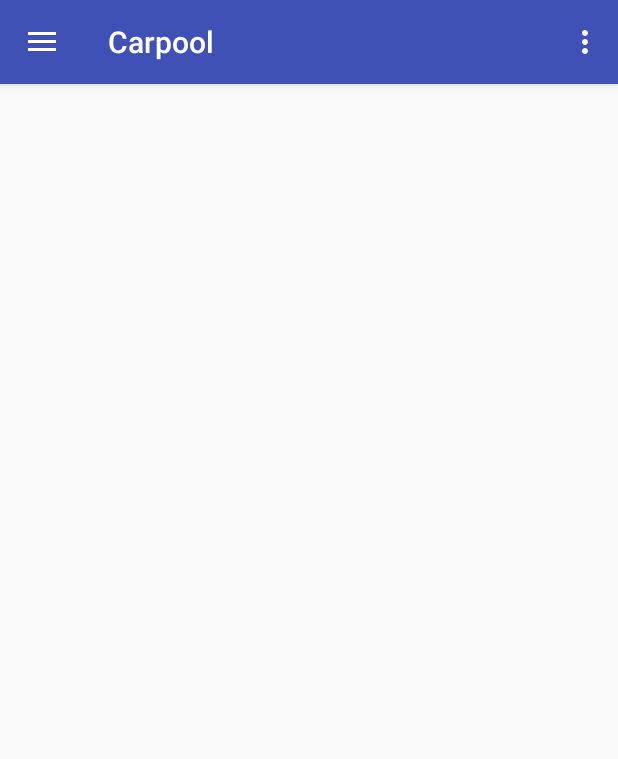
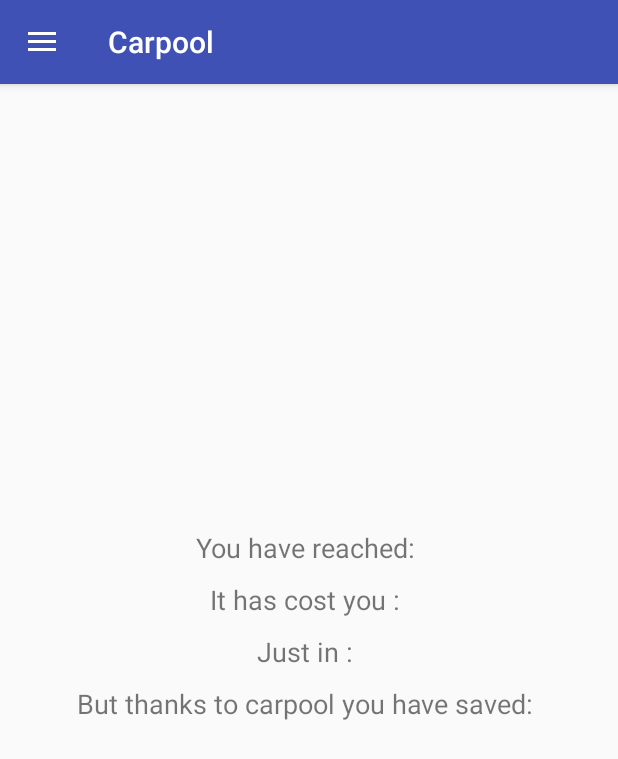
Before and after one commit to vladabraha/Carpool, an Android app: the screen it shows after launch once a user with an empty profile is signed in (Dashboard), on a phone screen of 412 x 824 dp. Shown: the top 759 px of the screen. Run offline under Robolectric (Android 15) with nearby library versions, the light colour scheme and no system bars; our stand-ins replace Firebase (no records; nobody signed in at launch, a user with empty details on screens opened directly); libraries missing offline, so code that uses them is left out: com.firebase.ui.

Commit message:
Added statistic and icons

```diff
--- a/app/src/main/java/cz/uhk/fim/brahavl1/carpoolv4/Activities/Dashboard.java
+++ b/app/src/main/java/cz/uhk/fim/brahavl1/carpoolv4/Activities/Dashboard.java
@@ -11,39 +11,71 @@ import android.widget.Toast;
 
 import com.google.firebase.auth.FirebaseAuth;
 import com.google.firebase.auth.FirebaseUser;
+import com.google.firebase.database.DataSnapshot;
+import com.google.firebase.database.DatabaseError;
+import com.google.firebase.database.DatabaseReference;
+import com.google.firebase.database.FirebaseDatabase;
+import com.google.firebase.database.ValueEventListener;
 
 import java.util.ArrayList;
 
+import cz.uhk.fim.brahavl1.carpoolv4.Adapter.CarManageRecyclerViewAdapter;
+import cz.uhk.fim.brahavl1.carpoolv4.Adapter.RideOverviewRecyclerViewAdapter;
+import cz.uhk.fim.brahavl1.carpoolv4.Model.Car;
 import cz.uhk.fim.brahavl1.carpoolv4.Model.DatabaseConnector;
 import cz.uhk.fim.brahavl1.carpoolv4.Model.LocationModel;
 import cz.uhk.fim.brahavl1.carpoolv4.Model.Passenger;
+import cz.uhk.fim.brahavl1.carpoolv4.Model.Ride;
 import cz.uhk.fim.brahavl1.carpoolv4.R;
 
 public class Dashboard extends NavigationDrawer{
 
-    private Button btnCarProfile;
-    private Button btnDebtSettlement;
-    private Button btnStartCarpool;
-    private Button btnManageProfiles;
-    private Button btnRides;
-    private Button btnLogOut;
-    private int resultCode2 = 1;
-    private int resultCodeChoosePassengers = 2;
+//    private Button btnCarProfile;
+//    private Button btnDebtSettlement;
+//    private Button btnStartCarpool;
+//    private Button btnManageProfiles;
+//    private Button btnRides;
+//    private Button btnLogOut;
+//    private int resultCode2 = 1;
+//    private int resultCodeChoosePassengers = 2;
+//
+//    private String fuelPrice;
+//
+//    private DatabaseConnector databaseConnector;
+//    private ArrayList<Passenger> passengerList;
+//    private String fuelConsuption;
 
-    private String fuelPrice;
+    private DatabaseReference myRef;
+    private String userID;
+    private FirebaseUser currentFirebaseUser;
 
-    private DatabaseConnector databaseConnector;
-    private ArrayList<Passenger> passengerList;
-    private String fuelConsuption;
+    private TextView textviewReachedKilometres;
+    private TextView textviewTotalPrice;
+    private TextView textviewTotalTime;
+    private TextView textviewSavedMoney;
 
+    private ArrayList<Ride> listRide = new ArrayList<>();
 
+    private double totalKilometres = 0;
+    private double totalPrice = 0;
+    private double totalTime = 0;
+    private double totalSavedMoney = 0;
 
-
-    @Override
     protected void onCreate(Bundle savedInstanceState) {
         super.onCreate(savedInstanceState);
+        getLayoutInflater().inflate(R.layout.activity_dashboard, frameLayout);
 
-        getLayoutInflater().inflate(R.layout.activity_dashboard, frameLayout);
+        currentFirebaseUser = FirebaseAuth.getInstance().getCurrentUser();
+        userID = currentFirebaseUser.getUid();
+
+        textviewReachedKilometres = findViewById(R.id.textviewReachedKilometres);
+        textviewTotalPrice = findViewById(R.id.textviewTotalPrice);
+        textviewTotalTime = findViewById(R.id.textviewTotalTime);
+        textviewSavedMoney = findViewById(R.id.textviewSavedMoney);
+
+        getAllRidesFromDatabase();
+
+    }
 
 //        databaseConnector = new DatabaseConnector();
 //        databaseConnector.initializePassengerList();
@@ -117,11 +149,82 @@ public class Dashboard extends NavigationDrawer{
 //            }
 //        });
 
+    private ArrayList<Ride> getAllRidesFromDatabase() {
+        myRef = FirebaseDatabase.getInstance().getReference("user")
+                .child(userID).child("Ride");
+
+
+        ValueEventListener postListener = new ValueEventListener() {
+            @Override
+            public void onDataChange(DataSnapshot dataSnapshot) {
+                // Get Post object and use the values to update the UI
+                listRide.clear();
+                for (DataSnapshot postSnapshot: dataSnapshot.getChildren()) {
+
+                    Ride rides = postSnapshot.getValue(Ride.class);
+                    listRide.add(rides);
+
+                }
+                generateStatistic();
+            }
+
+            @Override
+            public void onCancelled(DatabaseError databaseError) {
+                // Getting Post failed, log a message
+                // showText("nejde");
+                // ...
+            }
+        };
+        myRef.addValueEventListener(postListener);
+        return listRide;
+    }
+
+    private void generateStatistic() {
+        if (!listRide.isEmpty()){
+            totalKilometres = 0;
+            totalPrice = 0;
+            totalTime = 0;
+            totalSavedMoney = 0;
+            int numberOfPassengers = 1;
+            for(Ride ride : listRide){
+                totalKilometres = totalKilometres + Double.valueOf(ride.getDistance());
+                totalPrice = totalPrice + Double.valueOf(ride.getPrice());
+                totalTime = totalTime + Double.valueOf(ride.getRideTime());
+                numberOfPassengers = ride.getPassengers().size();
+                totalSavedMoney = totalSavedMoney + (Double.valueOf(ride.getPrice()) / numberOfPassengers);
+            }
+            setNewTitles();
+        }
+    }
+
+    private void setNewTitles() {
+
+        if(totalKilometres < 1000){
+            textviewReachedKilometres.setText(String.format("%.2f", totalKilometres) + " metres");
+        }else{
+            totalKilometres = totalKilometres / 1000;
+            textviewReachedKilometres.setText(String.format("%.2f", totalKilometres) + " kilometres");
+        }
+        textviewSavedMoney.setText(String.format("%.2f", totalSavedMoney));
+        textviewTotalPrice.setText(String.format("%.2f", totalPrice));
+        if (totalTime < 60){
+            textviewTotalTime.setText(String.valueOf(totalTime) + " seconds");
+        }else if (totalTime > 60 && totalTime < 3600){
+            totalTime = totalTime / 60;
+            textviewTotalTime.setText(String.valueOf(totalTime) + " minutes");
+        }else if (totalTime > 3600 && totalTime < 86400){
+            totalTime = totalTime / 86400;
+            textviewTotalTime.setText(String.valueOf(totalTime) + " days");
+        }
 
     }
 
+
+
     @Override
     protected void onActivityResult(int requestCode, int resultCode, Intent data) {
+
+
 //        //super.onActivityResult(requestCode, resultCode, data);
 //
 //        //tady budu switchovat akce podle toho ze ktery aktivity se vracim
--- a/app/src/main/java/cz/uhk/fim/brahavl1/carpoolv4/Activities/NavigationDrawer.java
+++ b/app/src/main/java/cz/uhk/fim/brahavl1/carpoolv4/Activities/NavigationDrawer.java
@@ -152,9 +152,9 @@ public class NavigationDrawer extends AppCompatActivity
         int id = item.getItemId();
 
         //noinspection SimplifiableIfStatement
-        if (id == R.id.action_settings) {
-            return true;
-        }
+//        if (id == R.id.action_settings) {
+//            return true;
+//        }
 
         return super.onOptionsItemSelected(item);
     }
--- /dev/null
+++ b/app/src/main/res/drawable/ic_passengers_profile.xml
@@ -0,0 +1,9 @@
+<vector xmlns:android="http://schemas.android.com/apk/res/android"
+        android:width="24dp"
+        android:height="24dp"
+        android:viewportWidth="24.0"
+        android:viewportHeight="24.0">
+    <path
+        android:fillColor="#FF000000"
+        android:pathData="M16,11c1.66,0 2.99,-1.34 2.99,-3S17.66,5 16,5c-1.66,0 -3,1.34 -3,3s1.34,3 3,3zM8,11c1.66,0 2.99,-1.34 2.99,-3S9.66,5 8,5C6.34,5 5,6.34 5,8s1.34,3 3,3zM8,13c-2.33,0 -7,1.17 -7,3.5L1,19h14v-2.5c0,-2.33 -4.67,-3.5 -7,-3.5zM16,13c-0.29,0 -0.62,0.02 -0.97,0.05 1.16,0.84 1.97,1.97 1.97,3.45L17,19h6v-2.5c0,-2.33 -4.67,-3.5 -7,-3.5z"/>
+</vector>
--- a/app/src/main/res/layout/activity_dashboard.xml
+++ b/app/src/main/res/layout/activity_dashboard.xml
@@ -5,9 +5,86 @@
     android:layout_width="match_parent"
     android:layout_height="match_parent"
     android:orientation="vertical"
+    android:layout_gravity="center"
+    android:gravity="center"
     tools:context=".Activities.Dashboard">
 
 
+    <LinearLayout
+        android:layout_width="wrap_content"
+        android:layout_height="wrap_content"
+        android:paddingTop="10dp"
+        android:orientation="horizontal">
+
+    <TextView
+        android:layout_width="wrap_content"
+        android:layout_height="wrap_content"
+        android:textSize="18dp"
+        android:text="You have reached: "/>
+    <TextView
+        android:layout_width="wrap_content"
+        android:layout_height="wrap_content"
+        android:textSize="18dp"
+        android:textColor="@color/colorBlue"
+        android:id="@+id/textviewReachedKilometres"/>
+    </LinearLayout>
+
+    <LinearLayout
+        android:layout_width="wrap_content"
+        android:layout_height="wrap_content"
+        android:paddingTop="10dp"
+        android:orientation="horizontal">
+
+        <TextView
+            android:layout_width="wrap_content"
+            android:layout_height="wrap_content"
+            android:textSize="18dp"
+            android:text="It has cost you : "/>
+        <TextView
+            android:layout_width="wrap_content"
+            android:layout_height="wrap_content"
+            android:textSize="18dp"
+            android:textColor="@color/colorRed"
+            android:id="@+id/textviewTotalPrice"/>
+    </LinearLayout>
+
+    <LinearLayout
+        android:layout_width="wrap_content"
+        android:layout_height="wrap_content"
+        android:paddingTop="10dp"
+        android:orientation="horizontal">
+
+        <TextView
+            android:layout_width="wrap_content"
+            android:layout_height="wrap_content"
+            android:textSize="18dp"
+            android:text="Just in : "/>
+        <TextView
+            android:layout_width="wrap_content"
+            android:layout_height="wrap_content"
+            android:textSize="18dp"
+            android:textColor="@color/colorViolet"
+            android:id="@+id/textviewTotalTime"/>
+    </LinearLayout>
+
+    <LinearLayout
+        android:layout_width="wrap_content"
+        android:layout_height="wrap_content"
+        android:paddingTop="10dp"
+        android:orientation="horizontal">
+
+        <TextView
+            android:layout_width="wrap_content"
+            android:layout_height="wrap_content"
+            android:textSize="18dp"
+            android:text="But thanks to carpool you have saved: "/>
+        <TextView
+            android:layout_width="wrap_content"
+            android:layout_height="wrap_content"
+            android:textSize="18dp"
+            android:textColor="@color/colorGreen"
+            android:id="@+id/textviewSavedMoney"/>
+    </LinearLayout>
 
     <!--<Button-->
         <!--android:id="@+id/btnCarProfile"-->
--- a/app/src/main/res/menu/activity_navigation_drawer_drawer.xml
+++ b/app/src/main/res/menu/activity_navigation_drawer_drawer.xml
@@ -6,12 +6,12 @@
     <group android:checkableBehavior="single">
             <item
                 android:id="@+id/nav_manage_passengers"
-                android:icon="@drawable/ic_passenger"
-                android:title="Passenger profile" />
+                android:icon="@drawable/ic_passengers_profile"
+                android:title="Passengers profile" />
             <item
                 android:id="@+id/nav_manage_car_profiles"
                 android:icon="@drawable/ic_car_profiles"
-                android:title="Car profiles" />
+                android:title="Cars profile" />
             <item
                 android:id="@+id/nav_manage_rides"
                 android:icon="@drawable/ic_manage_rides"
--- a/app/src/main/res/menu/navigation_drawer.xml
+++ b/app/src/main/res/menu/navigation_drawer.xml
@@ -1,9 +1,9 @@
 <?xml version="1.0" encoding="utf-8"?>
 <menu xmlns:android="http://schemas.android.com/apk/res/android"
     xmlns:app="http://schemas.android.com/apk/res-auto">
-    <item
-        android:id="@+id/action_settings"
-        android:orderInCategory="100"
-        android:title="@string/action_settings"
-        app:showAsAction="never" />
+    <!--<item-->
+        <!--android:id="@+id/action_settings"-->
+        <!--android:orderInCategory="100"-->
+        <!--android:title="@string/action_settings"-->
+        <!--app:showAsAction="never" />-->
 </menu>
--- a/app/src/main/res/values/colors.xml
+++ b/app/src/main/res/values/colors.xml
@@ -4,4 +4,8 @@
     <color name="colorPrimaryDark">#303F9F</color>
     <color name="colorAccent">#FF4081</color>
     <color name="colorDarkBlack">#000000</color>
+    <color name="colorGreen">#00DD00</color>
+    <color name="colorRed">#DD0000</color>
+    <color name="colorBlue">#0000DD</color>
+    <color name="colorViolet">#800080</color>
 </resources>
```
Also changed, not shown: app/src/main/AndroidManifest.xml (+20 -10 lines), app/src/main/java/cz/uhk/fim/brahavl1/carpoolv4/Activities/CarProfile.java (+0 -67 lines), 1 other file.
